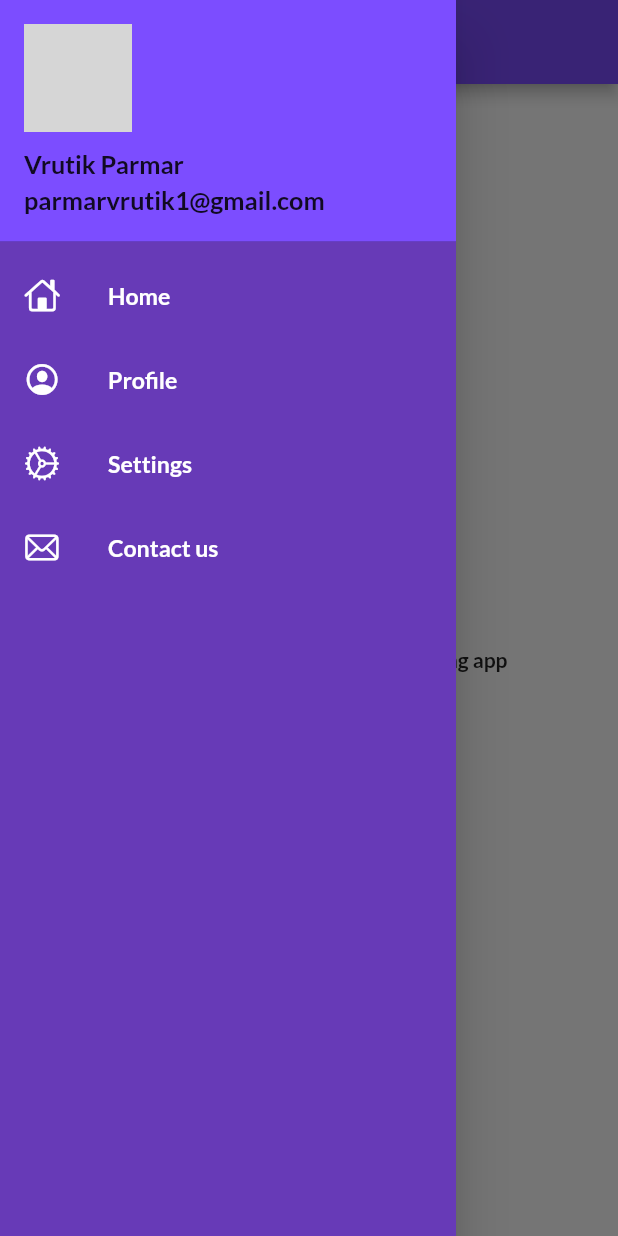
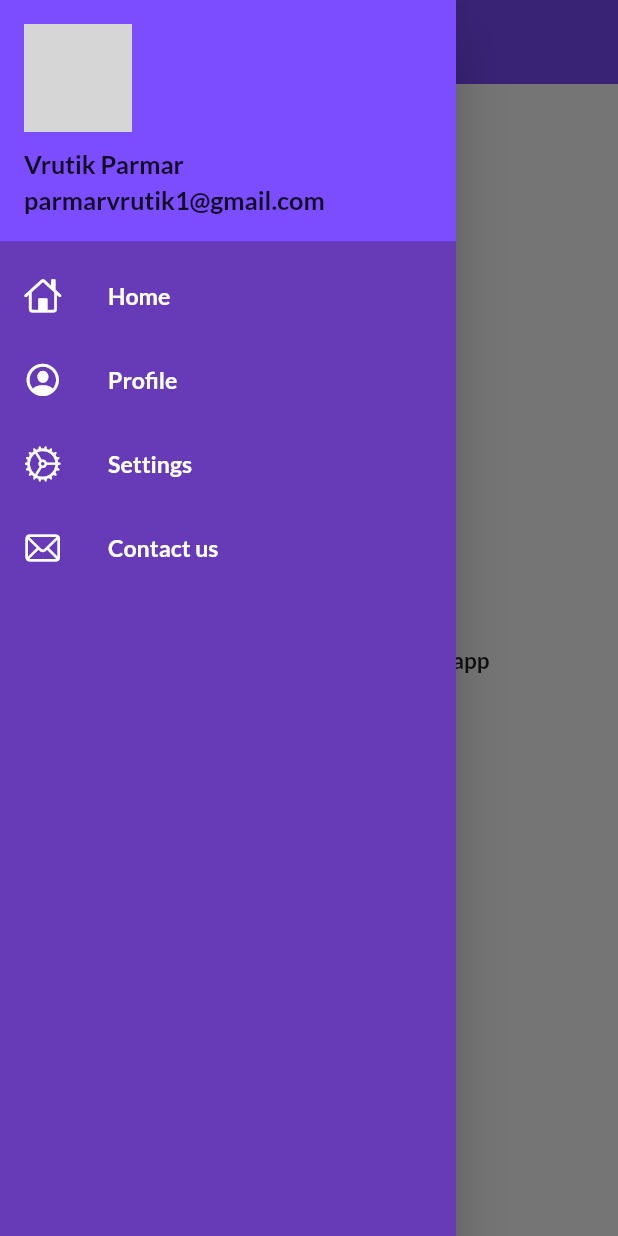
Before and after one commit to Vrutik21/Flutter, a Flutter app: the screen it shows after launch, with the side drawer open, on a phone screen of 412 x 824 dp. Run offline on Flutter 3.47's test engine with Material 2 defaults, Android fonts, the phone set to English and light mode, and no system bars; our stand-ins replace google_fonts; network calls fail; grey boxes are pictures that could not be loaded.

Commit message:
themes extracted

```diff
--- a/newapp/lib/main.dart
+++ b/newapp/lib/main.dart
@@ -1,8 +1,9 @@
-import 'package:flutter/material.dart' show Brightness, BuildContext, Colors, MaterialApp, StatelessWidget, ThemeData, ThemeMode, Widget, runApp;
+import 'package:flutter/material.dart' show AppBarTheme, Brightness, BuildContext, Colors, IconThemeData, MaterialApp, StatelessWidget, ThemeData, ThemeMode, Widget, runApp;
 import 'package:google_fonts/google_fonts.dart';
 import 'package:newapp/pages/home.dart';
 import 'package:newapp/pages/login.dart';
 import 'package:newapp/pages/routes.dart';
+import 'package:newapp/pages/themes.dart';
 
 void main() {
   runApp(MyApp());
@@ -16,14 +17,9 @@ class MyApp extends StatelessWidget {
   Widget build(BuildContext context) {
     return MaterialApp(
       themeMode: ThemeMode.light,
-      theme: ThemeData(
-        primaryColor: Colors.cyan,
-        scaffoldBackgroundColor: Colors.white,
-        fontFamily: GoogleFonts.lato().fontFamily
-        ),
+      theme: Mytheme.lightTheme(context),
+      darkTheme: Mytheme.darkTheme(context),
         debugShowCheckedModeBanner: false,
-      darkTheme: ThemeData(brightness: Brightness.dark),
-
 
     routes: {
       "/":(context) => HomePage(),
--- a/newapp/lib/pages/home.dart
+++ b/newapp/lib/pages/home.dart
@@ -3,7 +3,7 @@ import 'package:newapp/widgets/drawer.dart';
 
 // ignore: must_be_immutable
 class HomePage extends StatelessWidget {
-  int days = 30;
+  int days = 1;
   String name = "Umang";
   @override
   Widget build(BuildContext context) {
@@ -12,11 +12,10 @@ class HomePage extends StatelessWidget {
         title: Center(child: Text("Umang",style: TextStyle(fontWeight: FontWeight.bold),
         )
         ),
-        backgroundColor: Colors.deepPurpleAccent,
         ),
       body: Center(
         child: Container(
-          child: Text("Welcome to $days days of my first $name app",style: TextStyle(fontWeight: FontWeight.bold),
+          child: Text("Welcome to $days day of our $name app",style: TextStyle(fontWeight: FontWeight.bold,fontSize: 15),
           ),
         ),
       ),
--- /dev/null
+++ b/newapp/lib/pages/themes.dart
@@ -0,0 +1,17 @@
+import 'package:flutter/material.dart';
+import 'package:google_fonts/google_fonts.dart';
+
+class Mytheme {
+  static ThemeData lightTheme(BuildContext context) => ThemeData(
+      primaryColor: Colors.cyan,
+      scaffoldBackgroundColor: Colors.white,
+      fontFamily: GoogleFonts.lato().fontFamily,
+      appBarTheme: AppBarTheme(
+        color: Colors.deepPurpleAccent,
+        elevation: 0.0,
+        iconTheme: IconThemeData(color: Colors.black),
+      ));
+
+  static ThemeData darkTheme(BuildContext context) =>
+      ThemeData(brightness: Brightness.dark);
+}
--- a/newapp/lib/widgets/drawer.dart
+++ b/newapp/lib/widgets/drawer.dart
@@ -23,25 +23,25 @@ class MyDrawer extends StatelessWidget {
             )
             ),
             ListTile(
-              leading: Icon(CupertinoIcons.home,color: Colors.white,
+              leading: Icon(CupertinoIcons.home,color: Colors.white,size: 25,
               ),
               title: Text("Home",textScaleFactor: 1.1,style: TextStyle(color: Colors.white,fontWeight: FontWeight.bold),
               ),
             ),
             ListTile(
-              leading: Icon(CupertinoIcons.profile_circled,color: Colors.white,
+              leading: Icon(CupertinoIcons.profile_circled,color: Colors.white,size: 25,
               ),
               title: Text("Profile",textScaleFactor: 1.1,style: TextStyle(color: Colors.white,fontWeight: FontWeight.bold),
               ),
             ),
             ListTile(
-              leading: Icon(CupertinoIcons.settings_solid,color: Colors.white,
+              leading: Icon(CupertinoIcons.settings_solid,color: Colors.white,size: 25,
               ),
               title: Text("Settings",textScaleFactor: 1.1,style: TextStyle(color: Colors.white,fontWeight: FontWeight.bold),
               ),
             ),
             ListTile(
-              leading: Icon(CupertinoIcons.mail,color: Colors.white,
+              leading: Icon(CupertinoIcons.mail,color: Colors.white,size: 25,
               ),
               title: Text("Contact us",textScaleFactor: 1.1,style: TextStyle(color: Colors.white,fontWeight: FontWeight.bold),
               ),
```
